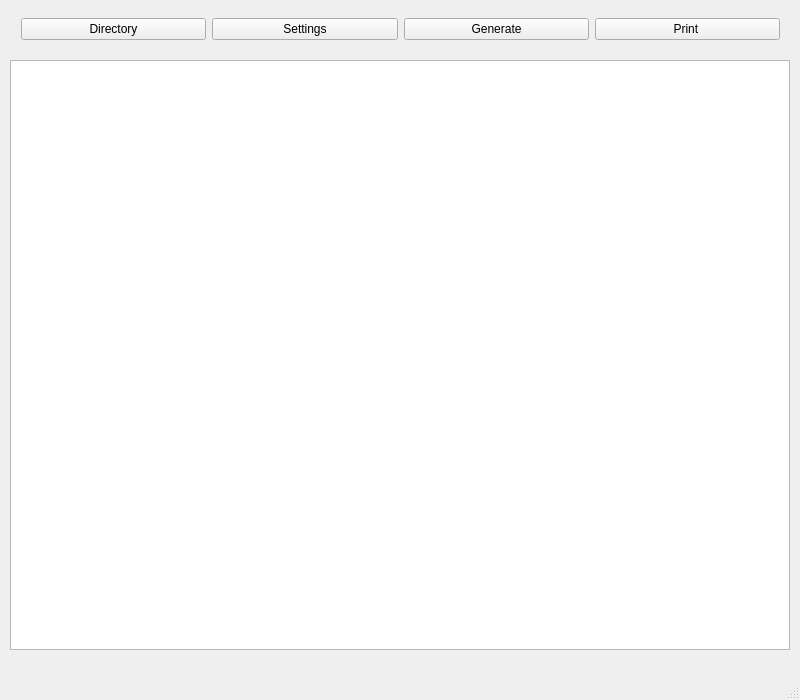
Old version of the form mainwindow.ui in the repository ArturRog/PhotoIndex.
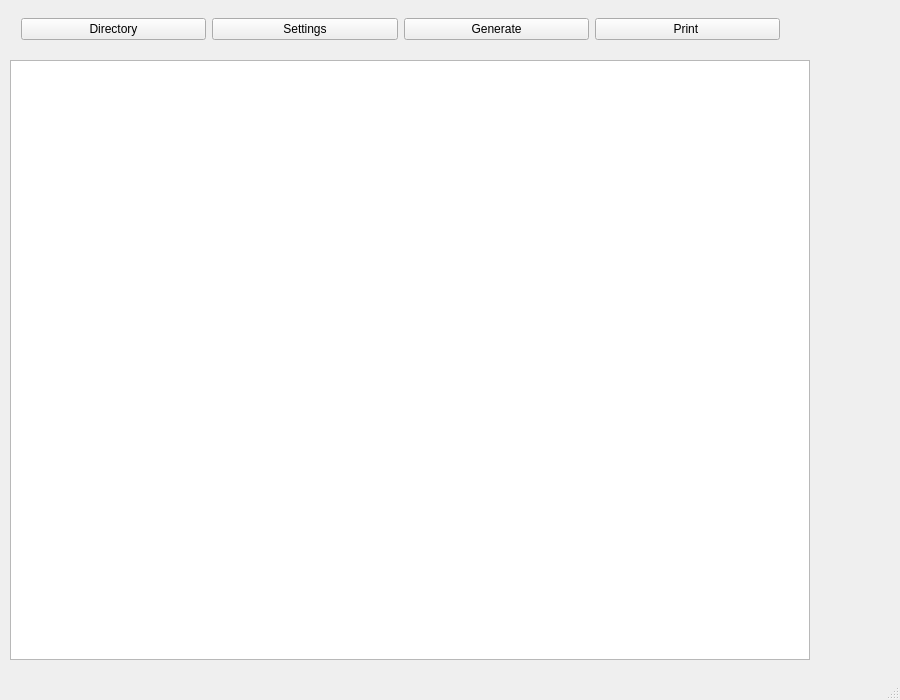
New version of the form.

Diff of the .ui file:
```diff
--- a/mainwindow.ui
+++ b/mainwindow.ui
@@ -6,7 +6,7 @@
    <rect>
     <x>0</x>
     <y>0</y>
-    <width>800</width>
+    <width>900</width>
     <height>700</height>
    </rect>
   </property>
@@ -19,12 +19,12 @@
      <rect>
       <x>10</x>
       <y>60</y>
-      <width>780</width>
-      <height>590</height>
+      <width>800</width>
+      <height>600</height>
      </rect>
     </property>
    </widget>
-   <widget class="QWidget" name="">
+   <widget class="QWidget" name="layoutWidget">
     <property name="geometry">
      <rect>
       <x>10</x>
```
